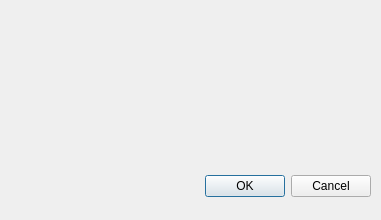
Before: the Qt Designer form MyTool/dialog.ui in huangatone/Mac_Qt, drawn with Qt 5.
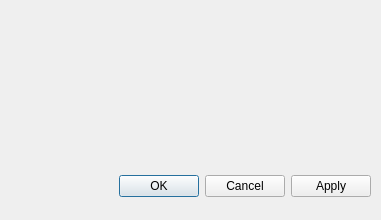
After: the same form once the commit is applied.

Patch:
```diff
--- a/MyTool/dialog.ui
+++ b/MyTool/dialog.ui
@@ -26,7 +26,7 @@
     <enum>Qt::Horizontal</enum>
    </property>
    <property name="standardButtons">
-    <set>QDialogButtonBox::Cancel|QDialogButtonBox::Ok</set>
+    <set>QDialogButtonBox::Apply|QDialogButtonBox::Cancel|QDialogButtonBox::Ok</set>
    </property>
   </widget>
  </widget>
```
